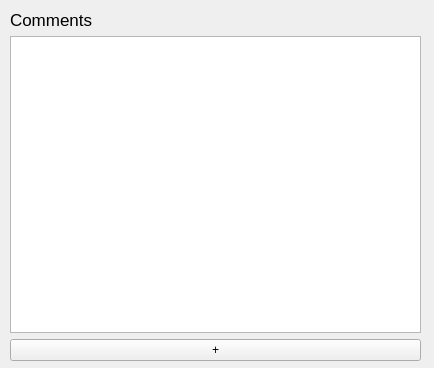
Before: the Qt Designer form comments_ui.ui in Andrew-71/crappit-for-reddit, drawn with Qt 5.
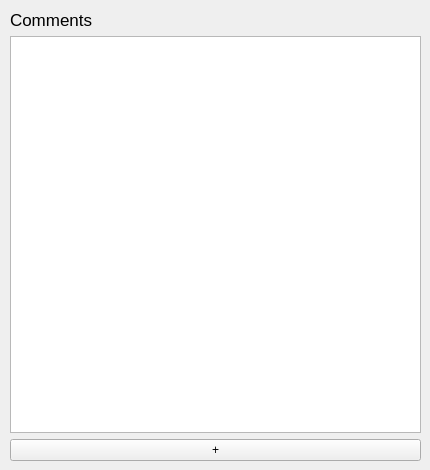
After: the same form once the commit is applied.

Diff of the .ui file:
```diff
--- a/comments_ui.ui
+++ b/comments_ui.ui
@@ -6,8 +6,8 @@
    <rect>
     <x>0</x>
     <y>0</y>
-    <width>434</width>
-    <height>368</height>
+    <width>430</width>
+    <height>470</height>
    </rect>
   </property>
   <property name="windowTitle">
@@ -19,7 +19,7 @@
      <x>10</x>
      <y>10</y>
      <width>411</width>
-     <height>351</height>
+     <height>451</height>
     </rect>
    </property>
    <layout class="QVBoxLayout" name="verticalLayout">
```
